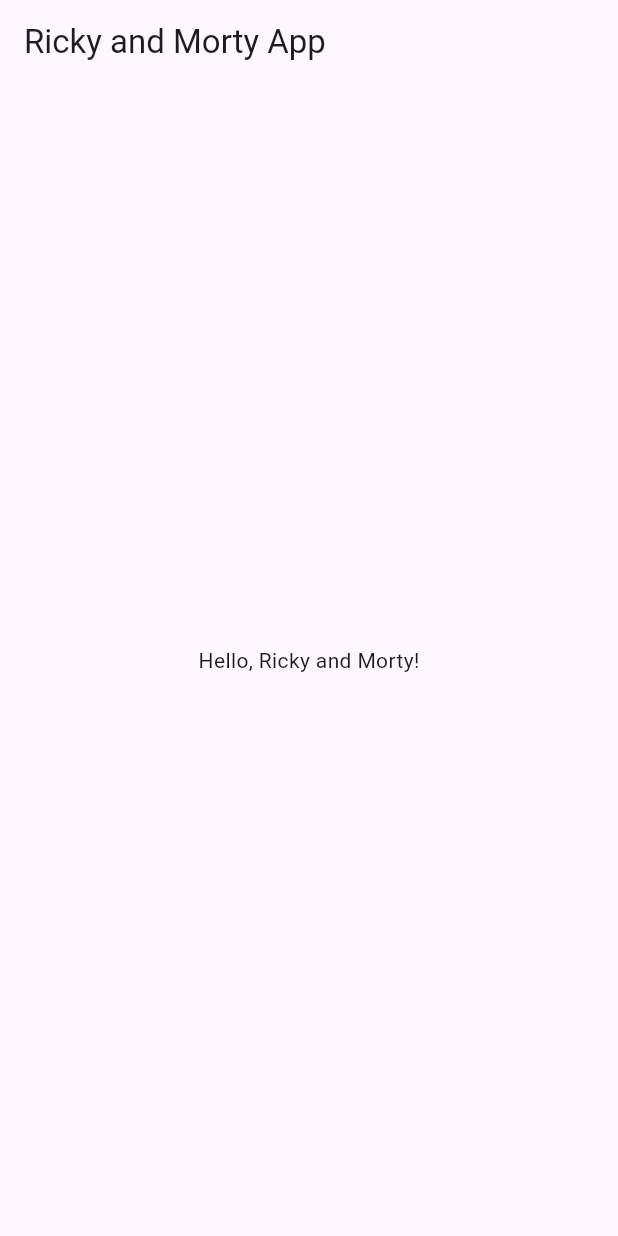
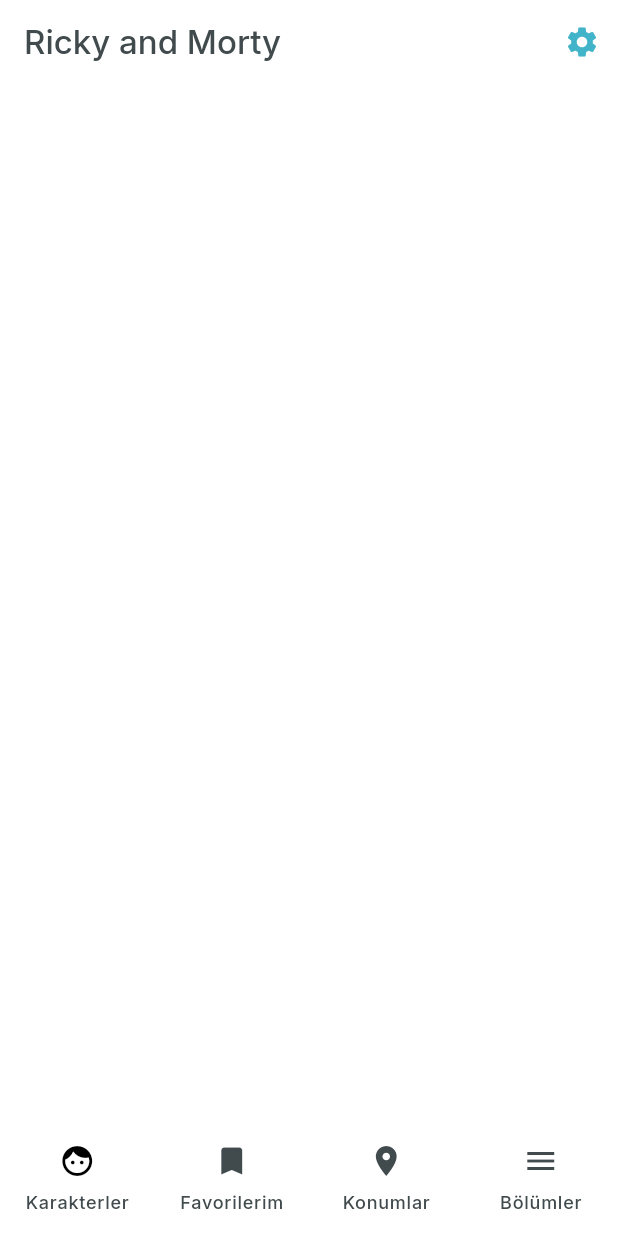
Before and after one commit to sedsax/The-Rick-and-Morty-App, a Flutter app: the screen it shows after launch, on a phone screen of 412 x 824 dp. Run offline on Flutter 3.47's test engine with Material 3 defaults, Android fonts, the phone set to English and light mode, and no system bars.

Commit message:
Incorporated theme with colors, fonts, and bottom navigation bar

```diff
--- /dev/null
+++ b/lib/app/theme.dart
@@ -0,0 +1,20 @@
+import 'package:flutter/material.dart';
+
+class AppTheme {
+  AppTheme._(); // this basically makes it so you can't instantiate this class
+  static ThemeData get lightTheme => ThemeData(
+        fontFamily: 'Inter',
+        scaffoldBackgroundColor: Colors.white,
+        colorScheme: const ColorScheme.light(
+          primary: Color(0xFF42B4CA),
+          secondary: Color(0xFFD5E9ED),
+          error: Color(0xFFEA7979),
+          surface: Colors.white,
+          onSurface: Color(0xFF414A4C),
+          tertiary: Color(0xFFB5C4C7),
+        ),
+        iconButtonTheme: IconButtonThemeData(
+          style: IconButton.styleFrom(foregroundColor: const Color(0xFF42B4CA)),
+        ),
+      );
+}
--- a/lib/main.dart
+++ b/lib/main.dart
@@ -1,8 +1,8 @@
 import 'package:flutter/material.dart';
+import 'package:ricky_and_mortypp/app/theme.dart';
+import 'package:ricky_and_mortypp/views/app_view.dart';
 
-void main() {
-  runApp(const MyApp());
-}
+void main() => runApp(const MyApp());
 
 class MyApp extends StatelessWidget {
   const MyApp({super.key});
@@ -10,27 +10,9 @@
   @override
   Widget build(BuildContext context) {
     return MaterialApp(
-      title: 'Ricky and Morty App',
-      theme: ThemeData(
-        primarySwatch: Colors.blue,
-      ),
-      home: const MyHomePage(),
-    );
+        debugShowCheckedModeBanner: false,
+        theme: AppTheme.lightTheme,
+        title: 'Material App',
+        home: const AppView());
   }
 }
-
-class MyHomePage extends StatelessWidget {
-  const MyHomePage({super.key});
-
-  @override
-  Widget build(BuildContext context) {
-    return Scaffold(
-      appBar: AppBar(
-        title: const Text('Ricky and Morty App'),
-      ),
-      body: const Center(
-        child: Text('Hello, Ricky and Morty!'),
-      ),
-    );
-  }
-}
--- /dev/null
+++ b/lib/views/app_view.dart
@@ -0,0 +1,51 @@
+import 'package:flutter/material.dart';
+
+class AppView extends StatelessWidget {
+  const AppView({super.key});
+
+  @override
+  Widget build(BuildContext context) {
+    return Scaffold(
+      appBar: _appBarWidget(),
+      bottomNavigationBar: NavigationBar(
+        indicatorColor: Colors.transparent,
+        destinations: const [
+          NavigationDestination(
+            icon: Icon(Icons.face),
+            label: 'Karakterler',
+          ),
+          NavigationDestination(
+            icon: Icon(Icons.bookmark),
+            label: 'Favorilerim',
+          ),
+          NavigationDestination(
+            icon: Icon(Icons.location_on),
+            label: 'Konumlar',
+          ),
+          NavigationDestination(
+            icon: Icon(Icons.menu),
+            label: 'Bölümler',
+          ),
+        ],
+      ),
+    );
+  }
+
+  AppBar _appBarWidget() {
+    return AppBar(
+      title: const Text(
+        'Ricky and Morty',
+        style: TextStyle(
+          fontSize: 22,
+          fontWeight: FontWeight.w500,
+        ),
+      ),
+      actions: [
+        IconButton(
+          icon: const Icon(Icons.settings),
+          onPressed: () {},
+        ),
+      ],
+    );
+  }
+}
```
Also changed, not shown: pubspec.yaml (+11 -4 lines), assets/inter-bold.ttf (added), assets/inter-light.ttf (added), assets/inter-medium.ttf (added), assets/inter-regular.ttf (added), assets/inter-sbold.ttf (added).
